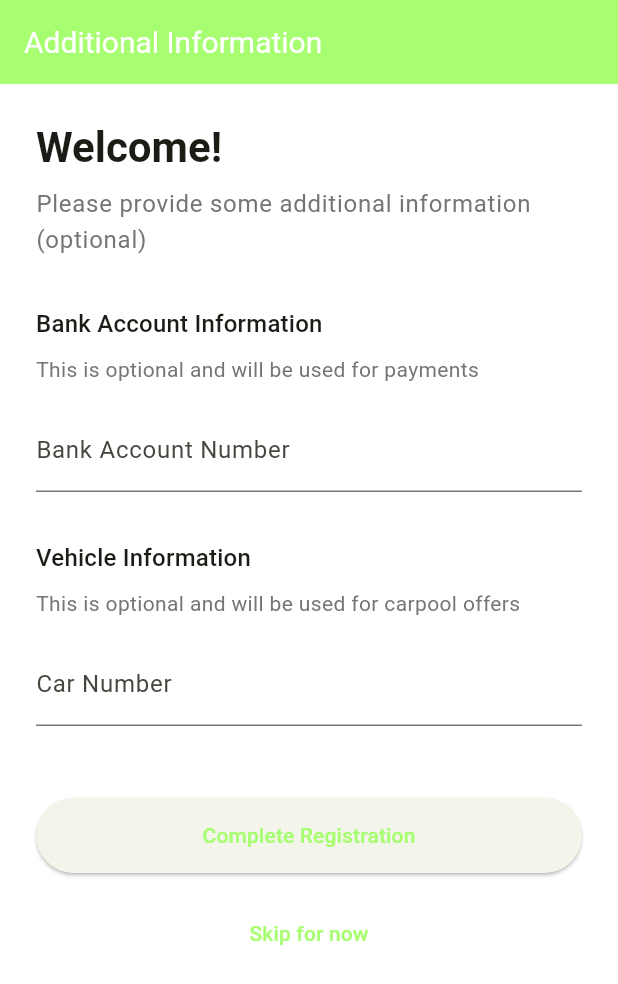
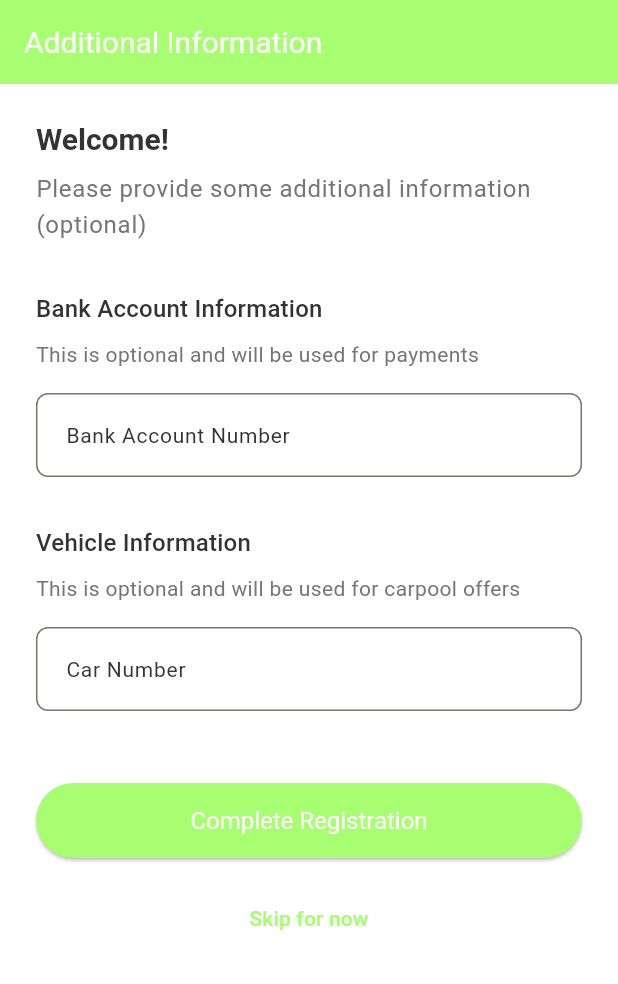
Before and after one commit to GachiTayo/tayo_FE, a Flutter app: the SignInScreen screen opened by its route, on a phone screen of 412 x 824 dp. Shown: the top 984 px of the screen. Run offline on Flutter 3.47's test engine with Material 3 defaults, Android fonts, the phone set to English and light mode, and no system bars; our stand-ins replace flutter_screenutil, flutter_svg, go_router; Roboto replaces fonts that are missing (Five, Four, Six).

```diff
--- a/lib/config/theme.dart
+++ b/lib/config/theme.dart
@@ -26,5 +26,63 @@ class AppTheme {
       elevation: 0,
       titleTextStyle: AppTextStyles.semiBold(size: 20.0, color: Colors.white),
     ),
+
+    // Define your text theme
+    textTheme: TextTheme(
+      // Display styles
+      displayLarge: AppTextStyles.bold(size: 32.0),
+      displayMedium: AppTextStyles.bold(size: 28.0),
+      displaySmall: AppTextStyles.semiBold(size: 24.0),
+
+      // Headline styles
+      headlineLarge: AppTextStyles.bold(size: 22.0),
+      headlineMedium: AppTextStyles.semiBold(size: 20.0),
+      headlineSmall: AppTextStyles.semiBold(size: 18.0),
+
+      // Title styles
+      titleLarge: AppTextStyles.semiBold(size: 18.0),
+      titleMedium: AppTextStyles.medium(size: 16.0),
+      titleSmall: AppTextStyles.medium(size: 14.0),
+
+      // Body styles
+      bodyLarge: AppTextStyles.regular(size: 16.0),
+      bodyMedium: AppTextStyles.regular(size: 14.0),
+      bodySmall: AppTextStyles.regular(size: 12.0),
+
+      // Label styles
+      labelLarge: AppTextStyles.medium(size: 14.0),
+      labelMedium: AppTextStyles.medium(size: 12.0),
+      labelSmall: AppTextStyles.medium(size: 11.0),
+    ),
+
+    // Button themes
+    buttonTheme: const ButtonThemeData(
+      buttonColor: primaryColor,
+      textTheme: ButtonTextTheme.primary,
+    ),
+
+    elevatedButtonTheme: ElevatedButtonThemeData(
+      style: ElevatedButton.styleFrom(
+        backgroundColor: primaryColor,
+        foregroundColor: Colors.white,
+        minimumSize: const Size(120, 45),
+        textStyle: AppTextStyles.semiBold(size: 16.0, color: Colors.white),
+      ),
+    ),
+
+    // Input decoration theme
+    inputDecorationTheme: InputDecorationTheme(
+      border: OutlineInputBorder(borderRadius: BorderRadius.circular(8)),
+      focusedBorder: OutlineInputBorder(
+        borderRadius: BorderRadius.circular(8),
+        borderSide: const BorderSide(color: primaryColor, width: 2),
+      ),
+      contentPadding: const EdgeInsets.symmetric(horizontal: 16, vertical: 16),
+      labelStyle: AppTextStyles.regular(size: 14.0),
+      hintStyle: AppTextStyles.regular(
+        size: 14.0,
+        color: const Color(0xFF999999),
+      ),
+    ),
   );
 }
--- a/pubspec.yaml
+++ b/pubspec.yaml
@@ -50,6 +50,8 @@ dependencies:
   # UI utilities
   flutter_svg: ^2.1.0 # SVG rendering
   cached_network_image: ^3.4.1 # Image caching
+  flutter_screenutil: ^5.9.3 # auto-sizing
+  get: ^4.7.2
 
 dev_dependencies:
   flutter_test:
```
Also changed, not shown: lib/main.dart (+12 -5 lines), lib/screens/login/login_screen.dart (+10 -9 lines), pubspec.lock.
